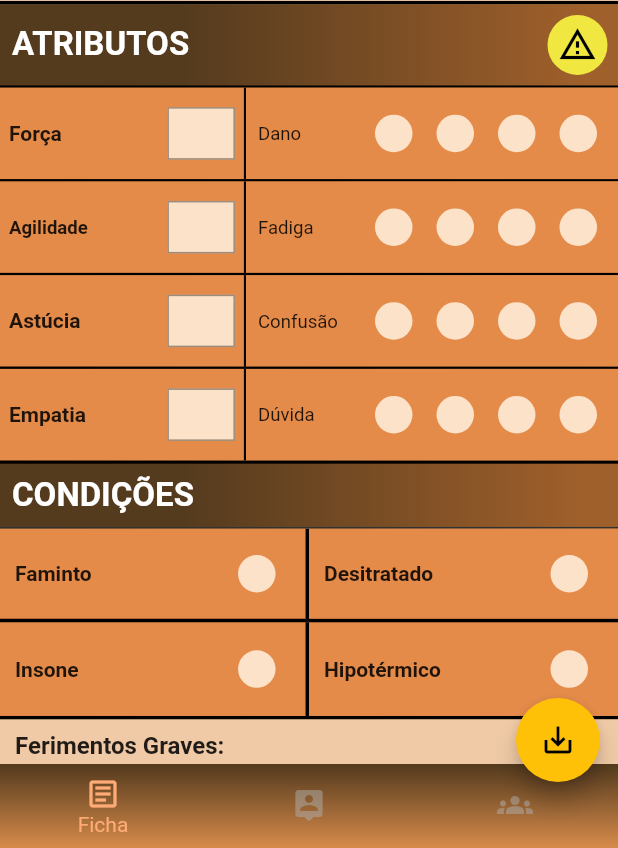
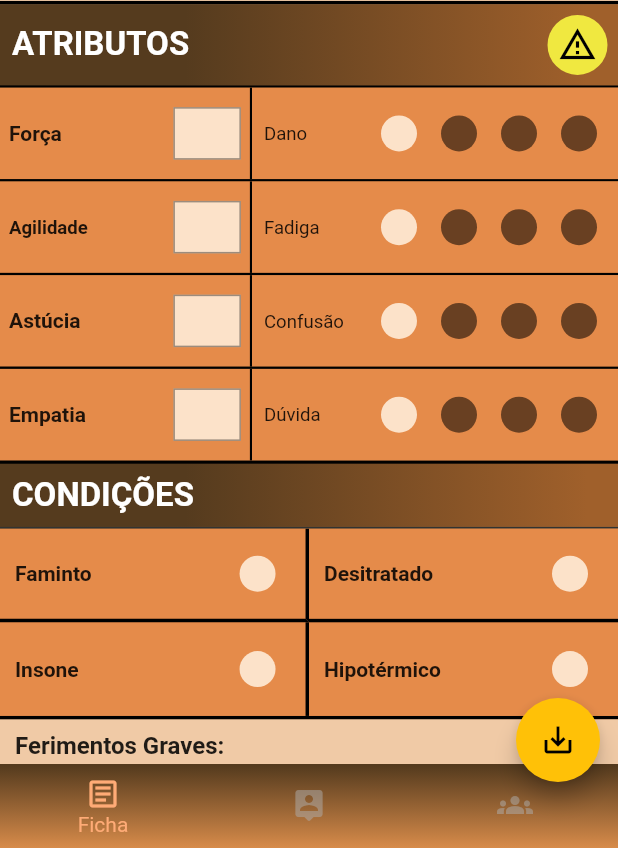
Before and after one commit to murilinhoPs/ficha_mutante_ano_zero, a Flutter app: the screen it shows after launch, on a phone screen of 412 x 824 dp, the part 388-1236 px from its top. Run offline on Flutter 3.47's test engine with Material 2 defaults, Android fonts, the phone set to English and light mode, and no system bars; drawn by our look-alikes of screenshot; our stand-ins replace image_gallery_saver, pdf, permission_handler, printing, shared_preferences.

Commit message:
Adding logic to make circleMark not clickable feedback (darken next item if item before isn't clicked)

```diff
--- a/lib/src/widgets/circle_mark/circle_mark.dart
+++ b/lib/src/widgets/circle_mark/circle_mark.dart
@@ -60,10 +60,12 @@ class _CircleMarkState extends State<CircleMark> {
       },
       child: Container(
         margin: EdgeInsets.all(widget.margin),
-        width: 25.0,
-        height: 25.0,
+        width: 24.0,
+        height: 24.0,
         decoration: BoxDecoration(
-          color: AppColors.textOrange,
+          color: widget.canSave || circleMarkController.hasClicked
+              ? AppColors.textOrange
+              : Colors.black.withOpacity(0.54),
           borderRadius: BorderRadius.circular(50.0),
         ),
         alignment: Alignment.center,
--- a/lib/src/widgets/circle_mark/circle_marks_wrapper.dart
+++ b/lib/src/widgets/circle_mark/circle_marks_wrapper.dart
@@ -1,3 +1,4 @@
+import 'package:ficha_mutante_ano_zero/src/global/services/local_storage/local_storage_wrapper.dart';
 import 'package:ficha_mutante_ano_zero/src/widgets/circle_mark/circle_mark.dart';
 import 'package:ficha_mutante_ano_zero/src/widgets/circle_mark/circle_mark_changed_notification.dart';
 import 'package:flutter/material.dart';
@@ -23,7 +24,13 @@ class CircleMarksWrapper extends StatefulWidget {
 class _CircleMarksWrapperState extends State<CircleMarksWrapper> {
   int selectedIndex = 0;
 
-  late var hasClickedMarks = List<bool>.filled(widget.itemsCount, false);
+  late List<bool> hasClickedMarks = [];
+
+  @override
+  void initState() {
+    populateHasClickedMarks();
+    super.initState();
+  }
 
   @override
   Widget build(BuildContext context) {
@@ -37,7 +44,7 @@ class _CircleMarksWrapperState extends State<CircleMarksWrapper> {
             return true;
           },
           child: CircleMark(
-            keySharedPrefs: '${widget.parentName}-$index',
+            keySharedPrefs: '${widget.parentName}$index',
             margin: widget.circleMarkMargin,
             canSave: canSave(index),
             onClickToSave: () {
@@ -49,13 +56,35 @@ class _CircleMarksWrapperState extends State<CircleMarksWrapper> {
     );
   }
 
+  void populateHasClickedMarks() async {
+    for (var index = 0; index < widget.itemsCount; index++) {
+      final prefBool = await LocalStorageWrapper.getItem(
+        '${widget.parentName}$index',
+      );
+
+      hasClickedMarks.add(prefBool ?? false);
+
+      if (hasClickedMarks[index]) {
+        selectedIndex = index;
+      }
+    }
+
+    // for(var hasClickedMark in hasClickedMarks){
+    //   while(hasClickedMark){
+    //
+    //   }
+    // }
+  }
+
   bool canSave(int index) =>
       selectedIndex == index || selectedIndex - 1 == index;
 
   void onSave(int index) {
     if (canSave(index)) {
       hasClickedMarks[index]
-          ? setState(() => selectedIndex--)
+          ? selectedIndex <= 0
+              ? setState(() => selectedIndex = 0)
+              : setState(() => selectedIndex--)
           : setState(() => selectedIndex++);
     }
   }
```
